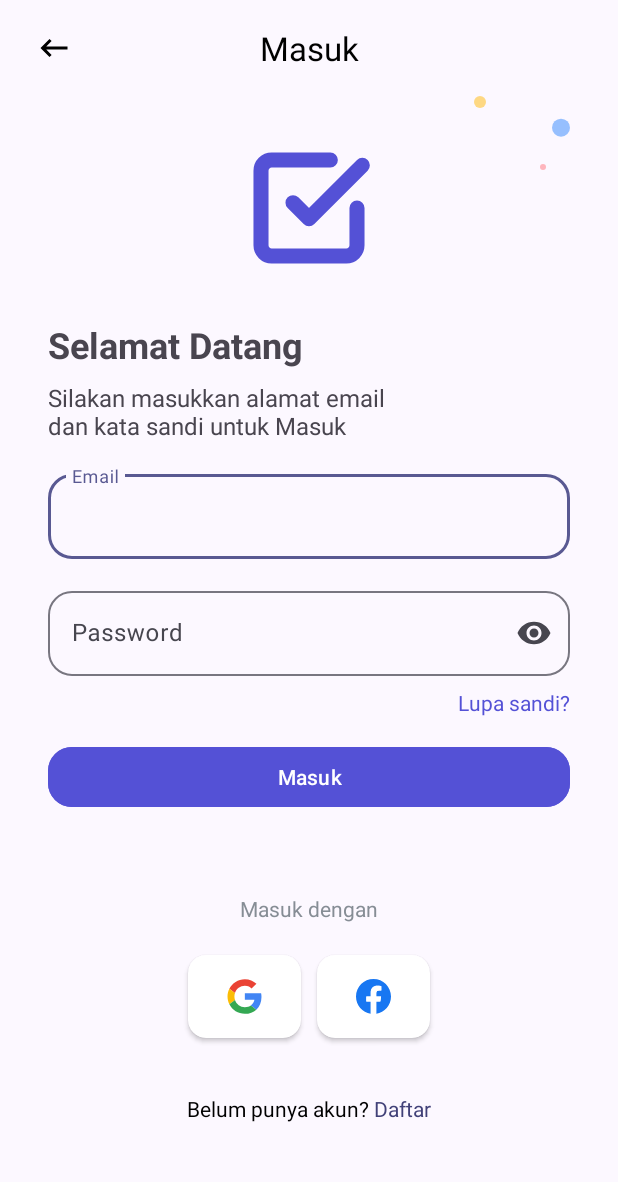
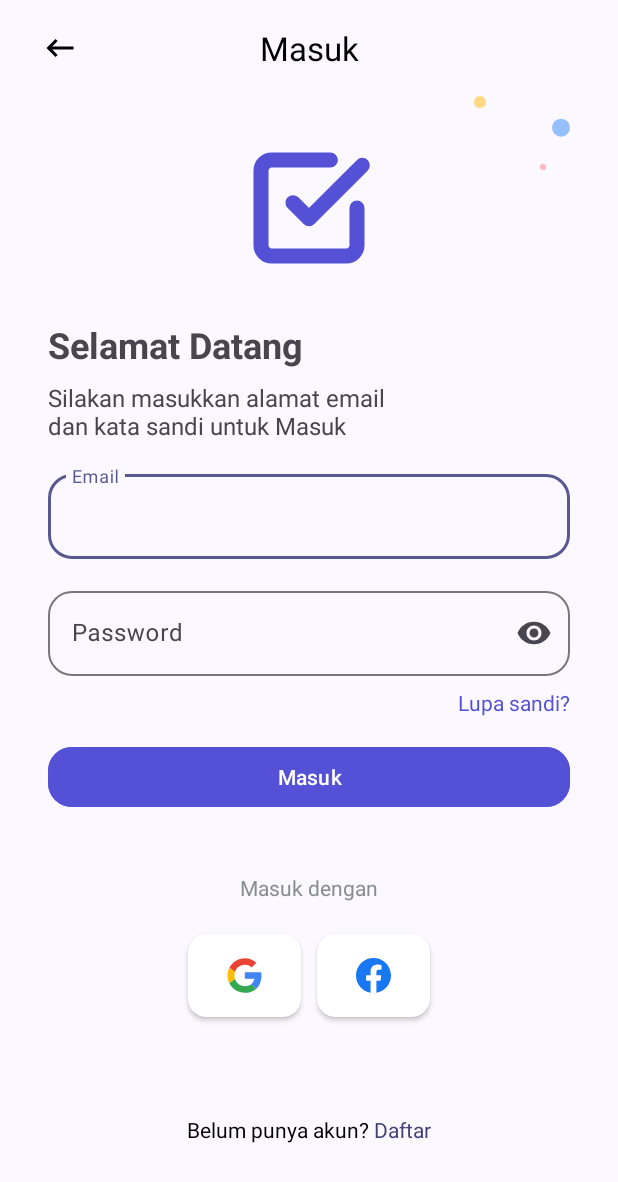
Before and after one commit to fasihll/task-app, an Android app: the LoginActivity screen opened directly, with no data from a screen before it, on a phone screen of 412 x 824 dp. Shown: the top 1182 px of the screen. Run offline under Robolectric (Android 15) with nearby library versions, the phone set to English and light mode, and no system bars.

Commit message:
Update XML Login
FIx Margin

```diff
--- a/app/src/main/res/layout/activity_login.xml
+++ b/app/src/main/res/layout/activity_login.xml
@@ -11,6 +11,7 @@
       android:id="@+id/main"
       android:layout_width="match_parent"
       android:layout_height="match_parent"
+
       tools:context=".ui.auth.login.LoginActivity">
 
     <!-- Toolbar -->
@@ -18,8 +19,8 @@
         android:id="@+id/topAppBar"
         android:layout_width="0dp"
         android:layout_height="wrap_content"
-        android:layout_marginStart="8dp"
-        android:layout_marginEnd="8dp"
+        android:layout_marginStart="12dp"
+        android:layout_marginEnd="12dp"
         android:theme="@style/ThemeOverlay.MaterialComponents.Dark.ActionBar"
         app:title="Masuk"
         app:titleTextColor="@color/black"
@@ -163,7 +164,7 @@
         android:layout_height="wrap_content"
         android:text="Masuk dengan"
         android:textColor="#868D95"
-        android:layout_marginTop="54dp"
+        android:layout_marginTop="40dp"
         app:layout_constraintTop_toBottomOf="@id/loginButton"
         app:layout_constraintStart_toStartOf="parent"
         app:layout_constraintEnd_toEndOf="parent" />
@@ -218,8 +219,7 @@
         android:layout_height="wrap_content"
         android:text="Belum punya akun? Daftar"
         android:textColor="@color/black"
-        android:layout_marginTop="32dp"
-        android:layout_marginBottom="80dp"
+        android:layout_marginTop="60dp"
         app:layout_constraintTop_toBottomOf="@id/socialLoginButtons"
         app:layout_constraintStart_toStartOf="parent"
         app:layout_constraintEnd_toEndOf="parent"
```
